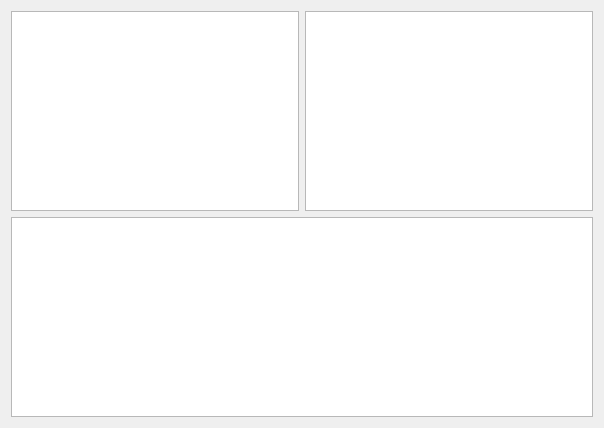
The window that kcmlirc/editdbusaction.ui (KDE/kremotecontrol) describes before a commit, drawn with Qt 5.
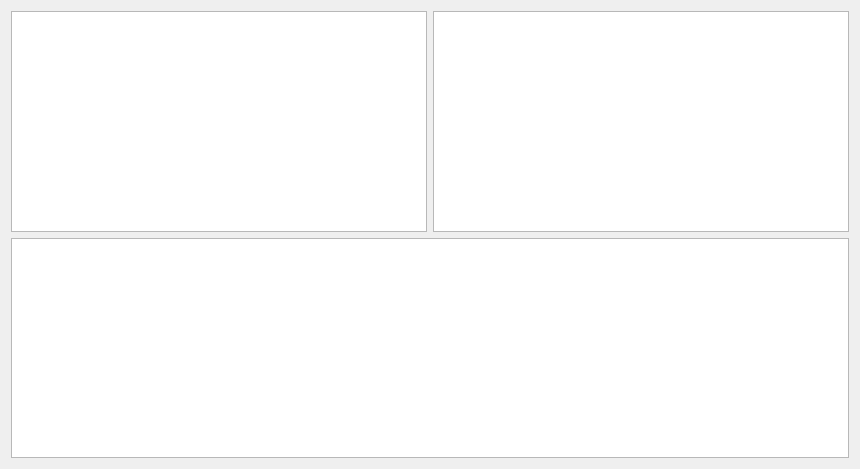
The same window after the commit.

Diff of the .ui file:
```diff
--- a/kcmlirc/editdbusaction.ui
+++ b/kcmlirc/editdbusaction.ui
@@ -6,8 +6,8 @@
    <rect>
     <x>0</x>
     <y>0</y>
-    <width>604</width>
-    <height>428</height>
+    <width>860</width>
+    <height>469</height>
    </rect>
   </property>
   <property name="windowTitle">
@@ -21,7 +21,7 @@
     <widget class="QTreeView" name="treeView_2"/>
    </item>
    <item row="1" column="0" colspan="2">
-    <widget class="QListView" name="listView"/>
+    <widget class="QTableView" name="tvArguments"/>
    </item>
   </layout>
  </widget>
```
Left out of the diff: 4 changed lines with no effect on the pictures.
